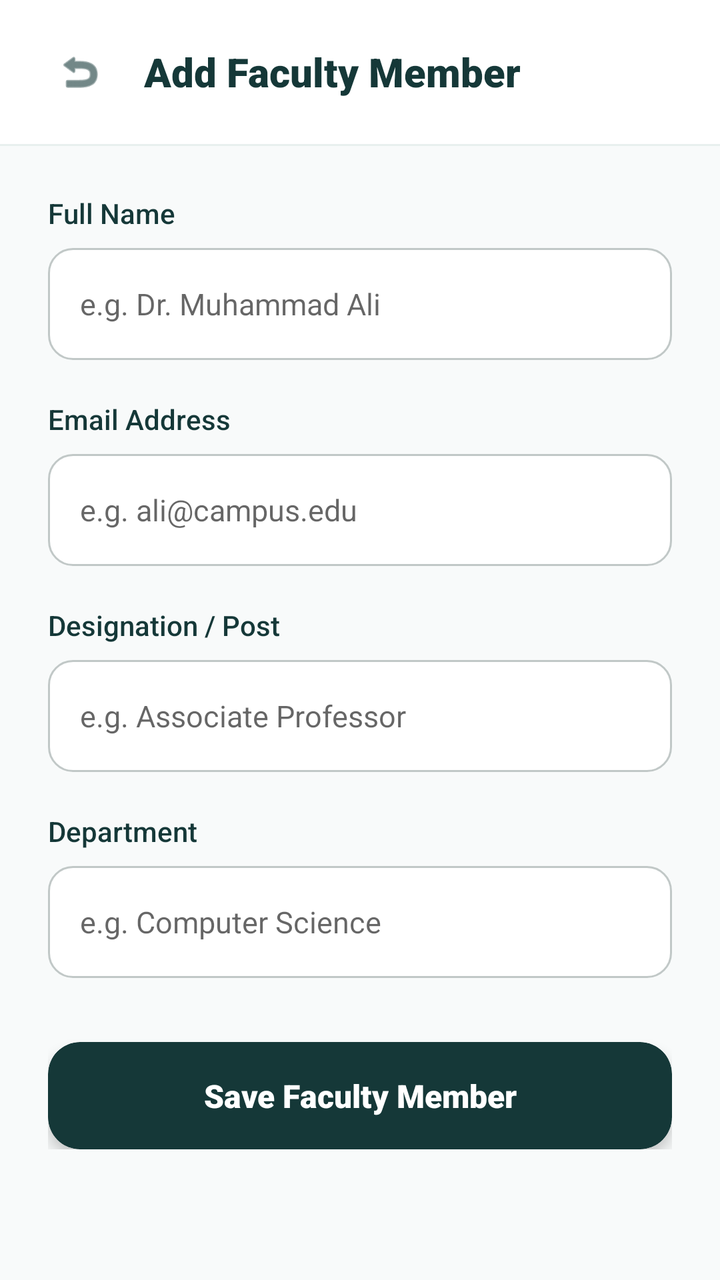
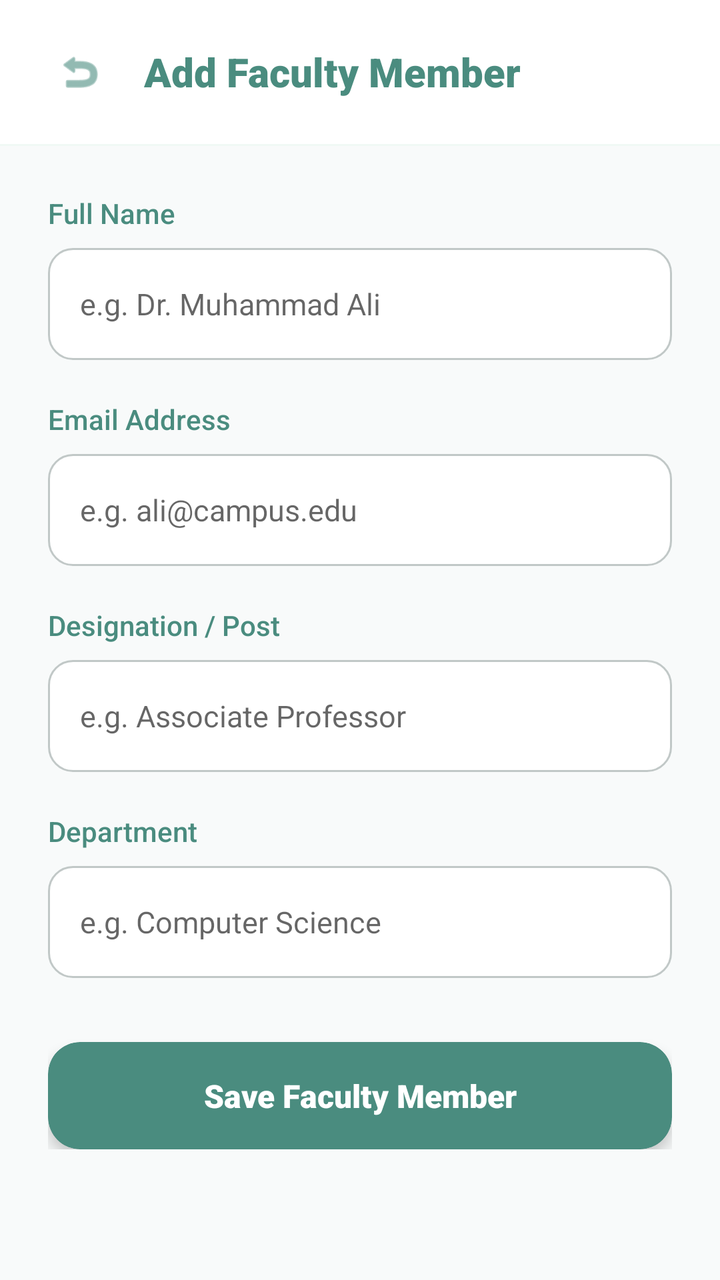

An Android layout rendered at two revisions. The XML below is the earlier revision; the diff shows what the commit changed to produce the second picture.
<!-- AndroidManifest.xml: application theme Theme.CampusBiome -->
<!-- res/layout/activity_admin_add_faculty.xml -->
<?xml version="1.0" encoding="utf-8"?>
<LinearLayout xmlns:android="http://schemas.android.com/apk/res/android"
    xmlns:app="http://schemas.android.com/apk/res-auto"
    android:layout_width="match_parent"
    android:layout_height="match_parent"
    android:background="#F8FAFA"
    android:orientation="vertical">

    
    <LinearLayout
        android:layout_width="match_parent"
        android:layout_height="72dp"
        android:background="#FFFFFF"
        android:gravity="center_vertical"
        android:orientation="horizontal"
        android:paddingHorizontal="20dp">

        <ImageView
            android:id="@+id/btnBack"
            android:layout_width="40dp"
            android:layout_height="40dp"
            android:padding="8dp"
            android:background="?attr/selectableItemBackgroundBorderless"
            android:src="@android:drawable/ic_menu_revert"
            app:tint="#153838" />

        <TextView
            android:layout_width="wrap_content"
            android:layout_height="wrap_content"
            android:layout_marginStart="12dp"
            android:fontFamily="sans-serif-black"
            android:text="Add Faculty Member"
            android:textColor="#153838"
            android:textSize="20sp" />
    </LinearLayout>

    <View
        android:layout_width="match_parent"
        android:layout_height="1dp"
        android:background="#E8F0EE" />

    <ScrollView
        android:layout_width="match_parent"
        android:layout_height="match_parent">

        <LinearLayout
            android:layout_width="match_parent"
            android:layout_height="wrap_content"
            android:orientation="vertical"
            android:padding="24dp">

            <TextView
                android:layout_width="wrap_content"
                android:layout_height="wrap_content"
                android:layout_marginBottom="8dp"
                android:fontFamily="sans-serif-medium"
                android:text="Full Name"
                android:textColor="#153838"
                android:textSize="14sp" />

            <EditText
                android:id="@+id/etName"
                android:layout_width="match_parent"
                android:layout_height="56dp"
                android:layout_marginBottom="20dp"
                android:background="@drawable/bg_input_field"
                android:hint="e.g. Dr. Muhammad Ali"
                android:inputType="textPersonName"
                android:paddingHorizontal="16dp"
                android:textColor="#153838"
                android:textSize="15sp" />

            <TextView
                android:layout_width="wrap_content"
                android:layout_height="wrap_content"
                android:layout_marginBottom="8dp"
                android:fontFamily="sans-serif-medium"
                android:text="Email Address"
                android:textColor="#153838"
                android:textSize="14sp" />

            <EditText
                android:id="@+id/etEmail"
                android:layout_width="match_parent"
                android:layout_height="56dp"
                android:layout_marginBottom="20dp"
                android:background="@drawable/bg_input_field"
                android:hint="e.g. ali@campus.edu"
                android:inputType="textEmailAddress"
                android:paddingHorizontal="16dp"
                android:textColor="#153838"
                android:textSize="15sp" />

            <TextView
                android:layout_width="wrap_content"
                android:layout_height="wrap_content"
                android:layout_marginBottom="8dp"
                android:fontFamily="sans-serif-medium"
                android:text="Designation / Post"
                android:textColor="#153838"
                android:textSize="14sp" />

            <EditText
                android:id="@+id/etPost"
                android:layout_width="match_parent"
                android:layout_height="56dp"
                android:layout_marginBottom="20dp"
                android:background="@drawable/bg_input_field"
                android:hint="e.g. Associate Professor"
                android:inputType="text"
                android:paddingHorizontal="16dp"
                android:textColor="#153838"
                android:textSize="15sp" />

            <TextView
                android:layout_width="wrap_content"
                android:layout_height="wrap_content"
                android:layout_marginBottom="8dp"
                android:fontFamily="sans-serif-medium"
                android:text="Department"
                android:textColor="#153838"
                android:textSize="14sp" />

            <EditText
                android:id="@+id/etDepartment"
                android:layout_width="match_parent"
                android:layout_height="56dp"
                android:layout_marginBottom="32dp"
                android:background="@drawable/bg_input_field"
                android:hint="e.g. Computer Science"
                android:inputType="text"
                android:paddingHorizontal="16dp"
                android:textColor="#153838"
                android:textSize="15sp" />

            <com.google.android.material.card.MaterialCardView
                android:id="@+id/btnSave"
                android:layout_width="match_parent"
                android:layout_height="wrap_content"
                android:clickable="true"
                android:focusable="true"
                android:foreground="?attr/selectableItemBackground"
                app:cardBackgroundColor="#153838"
                app:cardCornerRadius="16dp"
                app:cardElevation="4dp">
                <TextView
                    android:layout_width="match_parent"
                    android:layout_height="wrap_content"
                    android:gravity="center"
                    android:padding="16dp"
                    android:text="Save Faculty Member"
                    android:textColor="#FFFFFF"
                    android:textSize="16sp"
                    android:fontFamily="sans-serif-black" />
            </com.google.android.material.card.MaterialCardView>

        </LinearLayout>
    </ScrollView>

</LinearLayout>
<!-- resources referenced by this layout -->
<resources>
  <!-- drawable bg_input_field (drawable) -->
  <?xml version="1.0" encoding="utf-8"?>
  <shape xmlns:android="http://schemas.android.com/apk/res/android">
      <solid android:color="#FFFFFF" />
      <stroke
          android:width="1dp"
          android:color="#C1C8C7" />
      <corners android:radius="12dp" />
  </shape>
  <style name="Theme.CampusBiome" parent="Theme.MaterialComponents.Light.NoActionBar">
          <item name="colorPrimary">@color/primary</item>
          <item name="colorPrimaryDark">@color/primary_dark</item>
          <item name="colorAccent">@color/accent</item>
          <item name="android:windowBackground">@color/background</item>
      </style>
  <color name="primary">#4A8C7F</color>
  <color name="primary_dark">#3A7066</color>
  <color name="accent">#2D6A5E</color>
  <color name="background">#E8F5F2</color>
</resources>

<!-- the commit's change to res/layout/activity_admin_add_faculty.xml (unified diff, before → after) -->
@@ -22,7 +22,7 @@
             android:padding="8dp"
             android:background="?attr/selectableItemBackgroundBorderless"
             android:src="@android:drawable/ic_menu_revert"
-            app:tint="#153838" />
+            app:tint="@color/primary" />
 
         <TextView
             android:layout_width="wrap_content"
@@ -30,14 +30,14 @@
             android:layout_marginStart="12dp"
             android:fontFamily="sans-serif-black"
             android:text="Add Faculty Member"
-            android:textColor="#153838"
+            android:textColor="@color/primary"
             android:textSize="20sp" />
     </LinearLayout>
 
     <View
         android:layout_width="match_parent"
         android:layout_height="1dp"
-        android:background="#E8F0EE" />
+        android:background="#F0F9F5" />
 
     <ScrollView
         android:layout_width="match_parent"
@@ -55,7 +55,7 @@
                 android:layout_marginBottom="8dp"
                 android:fontFamily="sans-serif-medium"
                 android:text="Full Name"
-                android:textColor="#153838"
+                android:textColor="@color/primary"
                 android:textSize="14sp" />
 
             <EditText
@@ -67,7 +67,7 @@
                 android:hint="e.g. Dr. Muhammad Ali"
                 android:inputType="textPersonName"
                 android:paddingHorizontal="16dp"
-                android:textColor="#153838"
+                android:textColor="@color/text_primary"
                 android:textSize="15sp" />
 
             <TextView
@@ -76,7 +76,7 @@
                 android:layout_marginBottom="8dp"
                 android:fontFamily="sans-serif-medium"
                 android:text="Email Address"
-                android:textColor="#153838"
+                android:textColor="@color/primary"
                 android:textSize="14sp" />
 
             <EditText
@@ -88,7 +88,7 @@
                 android:hint="e.g. ali@campus.edu"
                 android:inputType="textEmailAddress"
                 android:paddingHorizontal="16dp"
-                android:textColor="#153838"
+                android:textColor="@color/text_primary"
                 android:textSize="15sp" />
 
             <TextView
@@ -97,7 +97,7 @@
                 android:layout_marginBottom="8dp"
                 android:fontFamily="sans-serif-medium"
                 android:text="Designation / Post"
-                android:textColor="#153838"
+                android:textColor="@color/primary"
                 android:textSize="14sp" />
 
             <EditText
@@ -109,7 +109,7 @@
                 android:hint="e.g. Associate Professor"
                 android:inputType="text"
                 android:paddingHorizontal="16dp"
-                android:textColor="#153838"
+                android:textColor="@color/text_primary"
                 android:textSize="15sp" />
 
             <TextView
@@ -118,7 +118,7 @@
                 android:layout_marginBottom="8dp"
                 android:fontFamily="sans-serif-medium"
                 android:text="Department"
-                android:textColor="#153838"
+                android:textColor="@color/primary"
                 android:textSize="14sp" />
 
             <EditText
@@ -130,7 +130,7 @@
                 android:hint="e.g. Computer Science"
                 android:inputType="text"
                 android:paddingHorizontal="16dp"
-                android:textColor="#153838"
+                android:textColor="@color/text_primary"
                 android:textSize="15sp" />
 
             <com.google.android.material.card.MaterialCardView
@@ -140,7 +140,7 @@
                 android:clickable="true"
                 android:focusable="true"
                 android:foreground="?attr/selectableItemBackground"
-                app:cardBackgroundColor="#153838"
+                app:cardBackgroundColor="@color/primary"
                 app:cardCornerRadius="16dp"
                 app:cardElevation="4dp">
                 <TextView
<!-- resource entries referenced after the edit -->
@@ -16,6 +16,7 @@
           <item name="android:windowBackground">@color/background</item>
       </style>
   <color name="primary">#4A8C7F</color>
+  <color name="text_primary">#1A2E2A</color>
   <color name="primary_dark">#3A7066</color>
   <color name="accent">#2D6A5E</color>
   <color name="background">#E8F5F2</color>
